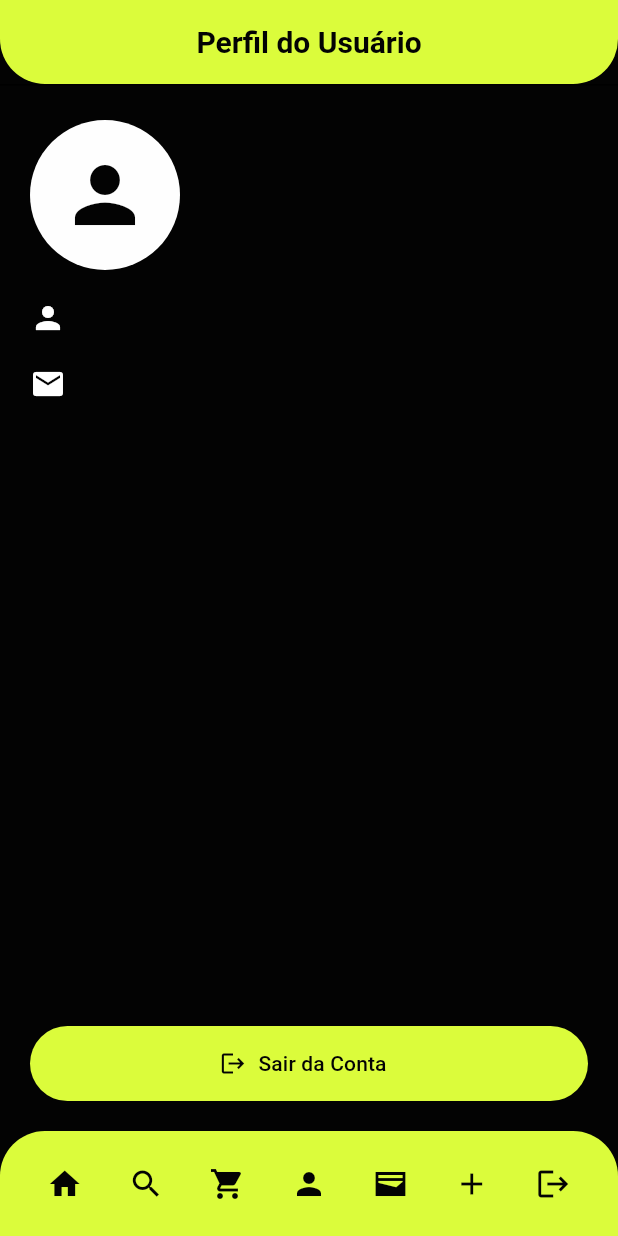
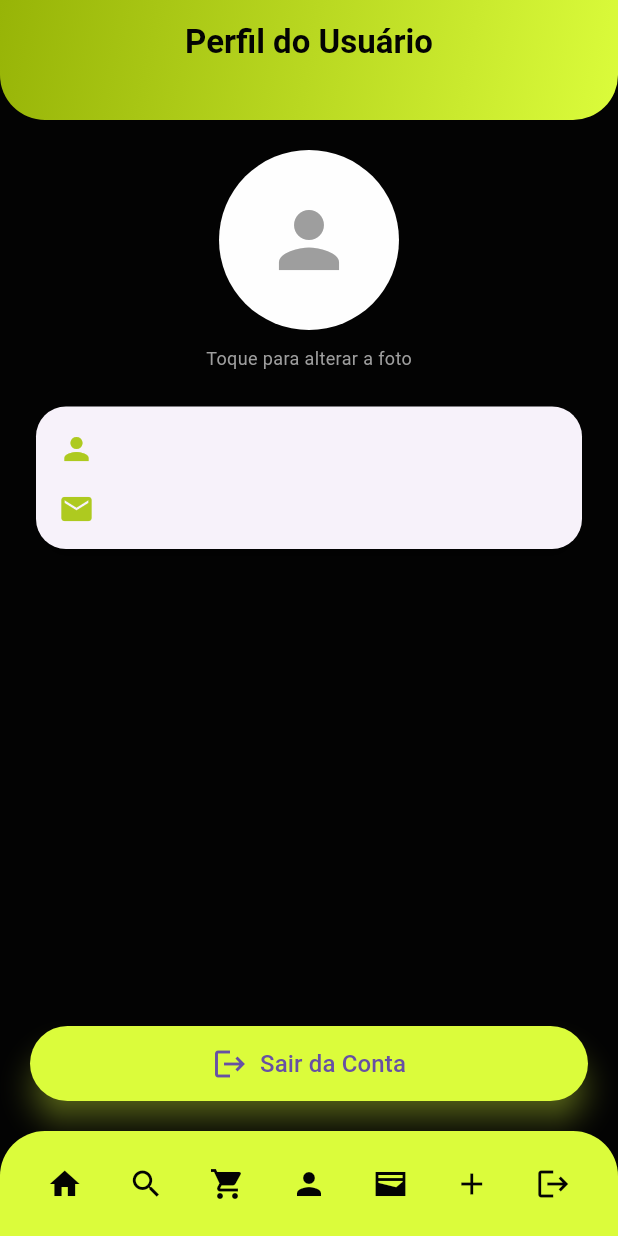
Before and after one commit to tiagojordao/Tickets4Devs, a Flutter app: the UserProfileScreen screen opened by its route, on a phone screen of 412 x 824 dp. Run offline on Flutter 3.47's test engine with Material 3 defaults, Android fonts, the phone set to English and light mode, and no system bars; our stand-ins replace carousel_slider, firebase_core, firebase_messaging, go_router, image_picker, sqflite; accounts and stored records are empty.

Commit message:
Alterando design de User Profile

```diff
--- a/lib/screens/UserProfileScreen.dart
+++ b/lib/screens/UserProfileScreen.dart
@@ -80,89 +80,98 @@ File? _convertBase64ToFile(String base64String) {
 
       return Scaffold(
         appBar: PreferredSize(
-            preferredSize: const Size.fromHeight(60.0),
-            child: Column(
-              children: [
-                Container(
-                  decoration: BoxDecoration(
-                    color: Theme.of(context).primaryColor,
-                    borderRadius: const BorderRadius.vertical(
+          preferredSize: const Size.fromHeight(80.0),
+          child: Container(
+            decoration: const BoxDecoration(
+              gradient: LinearGradient(
+                colors: [Color.fromARGB(255, 151, 180, 7), Color(0xFFdbfc3b)],
+                begin: Alignment.topLeft,
+                end: Alignment.bottomRight,
+              ),
+              borderRadius: BorderRadius.vertical(
                 bottom: Radius.circular(30.0),
               ),
             ),
             child: AppBar(
-                    title: Center(
-                      child: Text(
+              title: const Text(
                 'Perfil do Usuário',
                 style: TextStyle(
                   fontWeight: FontWeight.bold,
-                          fontSize: 20,
+                  fontSize: 22,
                 ),
               ),
-                    ),
+              centerTitle: true,
               backgroundColor: Colors.transparent,
               elevation: 0,
             ),
-                ),
-                const Divider(
-                  height: 1,
-                  thickness: 1,
-                  color: Colors.black,
-                ),
-              ],
           ),
         ),
         body: Padding(
           padding: const EdgeInsets.all(20.0),
           child: Column(
-            crossAxisAlignment: CrossAxisAlignment.start,
+            crossAxisAlignment: CrossAxisAlignment.center,
             children: [
               GestureDetector(
                 onTap: _pickImage,
                 child: CircleAvatar(
-                  radius: 50,
+                  radius: 60,
                   backgroundColor: Theme.of(context).primaryColorLight,
-                  backgroundImage: profileImage != null
-                      ? FileImage(profileImage)
-                      : null,
+                  backgroundImage:
+                      profileImage != null ? FileImage(profileImage) : null,
                   child: profileImage == null
-                      ? Icon(
+                      ? const Icon(
                           Icons.person,
                           size: 60,
-                          color: Theme.of(context).scaffoldBackgroundColor,
+                          color: Colors.grey,
                         )
                       : null,
                 ),
               ),
+              const SizedBox(height: 10),
+              const Text(
+                "Toque para alterar a foto",
+                style: TextStyle(fontSize: 12, color: Colors.grey),
+              ),
               const SizedBox(height: 20),
+              Card(
+                elevation: 5,
+                shape: RoundedRectangleBorder(
+                  borderRadius: BorderRadius.circular(20),
+                ),
+                child: Padding(
+                  padding: const EdgeInsets.all(15.0),
+                  child: Column(
+                    crossAxisAlignment: CrossAxisAlignment.start,
+                    children: [
                       Row(
                         children: [
-                    Icon(
-                      Icons.person,
-                      color: Colors.white,
-                    ),
+                          const Icon(Icons.person, color: Color(0xFFAECA1F)),
+                          const SizedBox(width: 10),
                           Text(
-                      ' ${user.name}',
-                      style: TextStyle(
-                        color: Colors.white,
+                            user.name,
+                            style: const TextStyle(
+                              fontSize: 18,
+                              fontWeight: FontWeight.bold,
                             ),
                           ),
                         ],
                       ),
-                const SizedBox(height: 20),
+                      const SizedBox(height: 15),
                       Row(
                         children: [
-                    Icon(
-                      Icons.email,
-                      color: Colors.white,
-                    ),
+                          const Icon(Icons.email, color: Color(0xFFAECA1F)),
+                          const SizedBox(width: 10),
                           Text(
-                      ' ${user.email}',
-                      style: TextStyle(
-                        color: Colors.white,
+                            user.email,
+                            style: const TextStyle(
+                              fontSize: 16,
                             ),
                           ),
                         ],
+                      ),
+                    ],
+                  ),
+                ),
               ),
               const Spacer(),
               SizedBox(
@@ -170,15 +179,23 @@ File? _convertBase64ToFile(String base64String) {
                 height: 50,
                 child: ElevatedButton.icon(
                   style: ElevatedButton.styleFrom(
+                    shape: RoundedRectangleBorder(
+                      borderRadius: BorderRadius.circular(30),
+                    ),
+                    padding: const EdgeInsets.symmetric(vertical: 12),
                     backgroundColor: Theme.of(context).primaryColor,
-                      foregroundColor: Theme.of(context).scaffoldBackgroundColor,
+                    shadowColor: Color(0xFFdbfc3b),
+                    elevation: 8,
                   ),
                   onPressed: () {
                     userNotifier.deslogar();
                     Navigator.pushReplacementNamed(context, '/');
                   },
-                    icon: Icon(Icons.logout),
-                    label: Text("Sair da Conta"),
+                  icon: const Icon(Icons.logout, size: 24),
+                  label: const Text(
+                    "Sair da Conta",
+                    style: TextStyle(fontSize: 16),
+                  ),
                 ),
               ),
             ],
```
Lines whose indentation alone changed are shown as unchanged.
